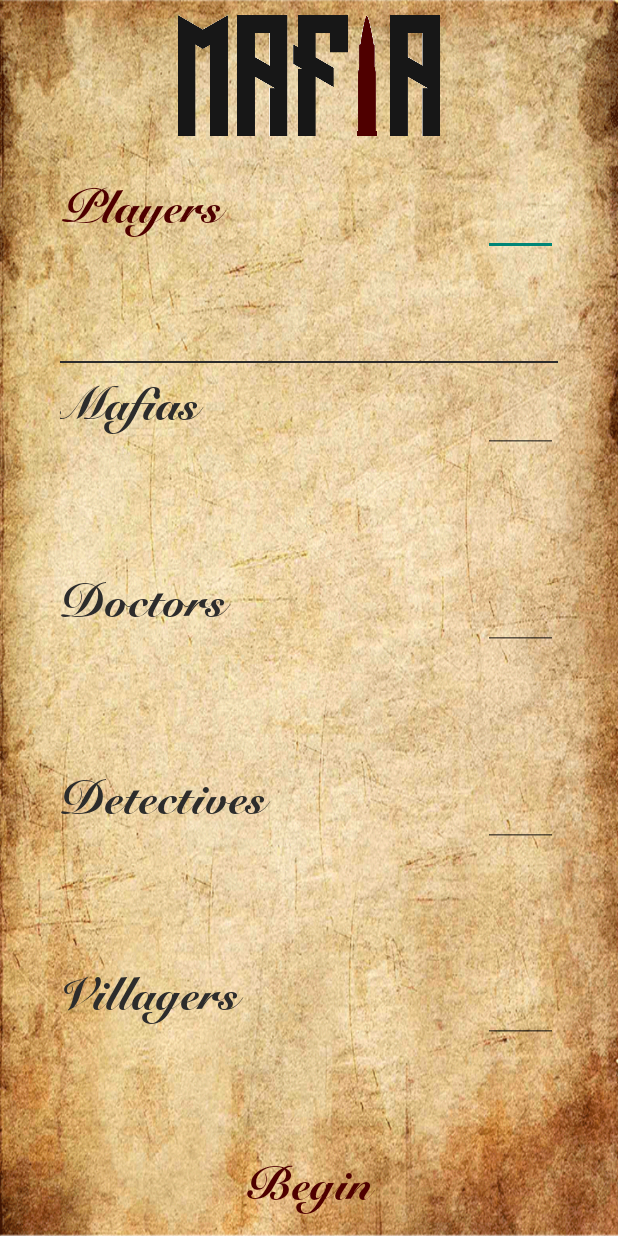
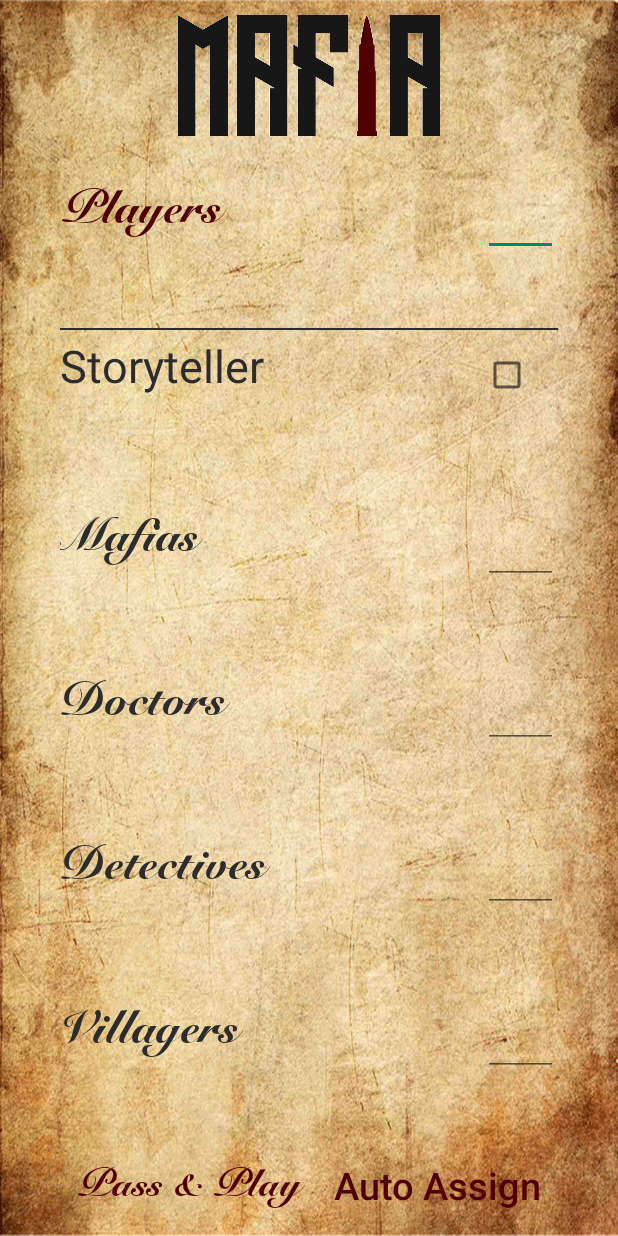
Before and after one commit to tirthrami/Mafia, an Android app: the MainActivity screen opened directly, with no data from a screen before it, on a phone screen of 412 x 824 dp. Run offline under Robolectric (Android 15) with nearby library versions, the phone set to English and light mode, and no system bars; our stand-ins replace AdMob.

```diff
--- a/app/src/main/res/layout/activity_main.xml
+++ b/app/src/main/res/layout/activity_main.xml
@@ -65,6 +65,30 @@
                 android:layout_height="1dp"
                 android:background="@drawable/divider"></LinearLayout>
 
+        </LinearLayout>
+
+        <LinearLayout
+            android:orientation="horizontal"
+            android:layout_width="match_parent"
+            android:layout_height="match_parent"
+            android:layout_weight="1">
+
+            <TextView
+                android:layout_width="wrap_content"
+                android:layout_height="wrap_content"
+                android:text="Storyteller"
+                android:id="@+id/storyteller"
+                android:gravity="left"
+                android:textSize="30dp"
+                android:layout_weight="2"
+                android:textColor="#2c2c2c" />
+
+            <CheckBox
+                android:layout_width="50dp"
+                android:layout_height="60dp"
+                android:id="@+id/id_storyteller"
+                android:gravity="center"
+                android:padding="8dp" />
         </LinearLayout>
 
         <LinearLayout
@@ -175,16 +199,35 @@
                 android:textSize="25sp" />
         </LinearLayout>
 
+<LinearLayout
+    android:layout_width="match_parent"
+    android:layout_height="wrap_content"
+    android:orientation="horizontal">
         <Button
             android:layout_width="wrap_content"
             android:layout_height="wrap_content"
-            android:text="Begin"
+            android:text="Pass &amp; Play"
             android:id="@+id/button"
             android:layout_gravity="center"
             android:background="@android:color/transparent"
-            android:textSize="30sp"
+            android:textSize="25sp"
             android:textAllCaps="false"
-            android:textColor="#4f0000" />
+            android:textColor="#4f0000"
+            android:layout_weight="1"/>
+
+    <Button
+        android:layout_width="wrap_content"
+        android:layout_height="wrap_content"
+        android:text="Auto Assign"
+        android:id="@+id/button2"
+        android:layout_gravity="center"
+        android:background="@android:color/transparent"
+        android:textSize="25sp"
+        android:textAllCaps="false"
+        android:textColor="#4f0000"
+        android:layout_weight="1"/>
+
+</LinearLayout>
 
     </LinearLayout>
     <com.google.android.gms.ads.AdView
```
